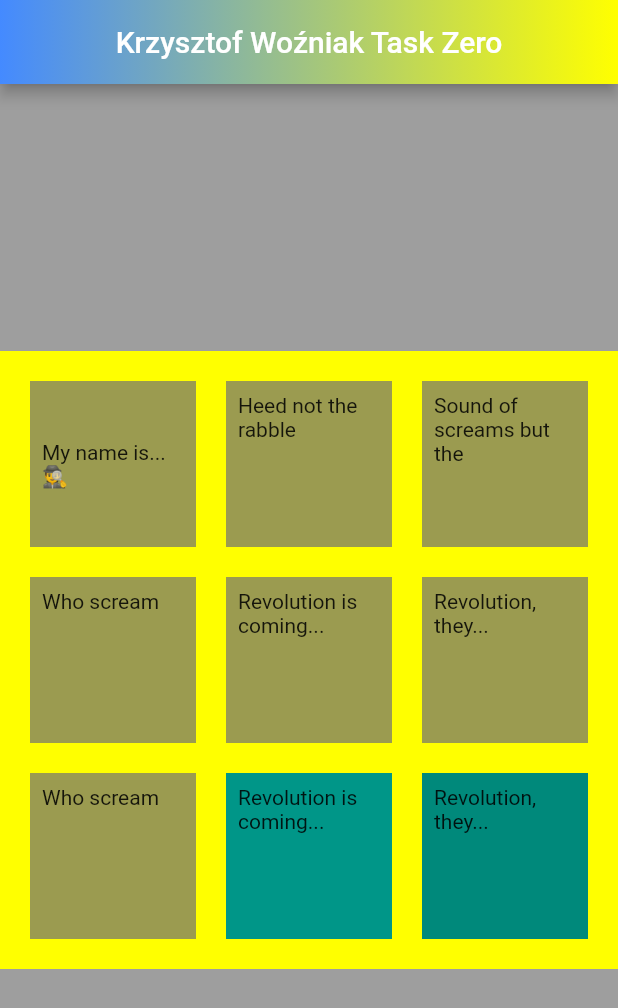
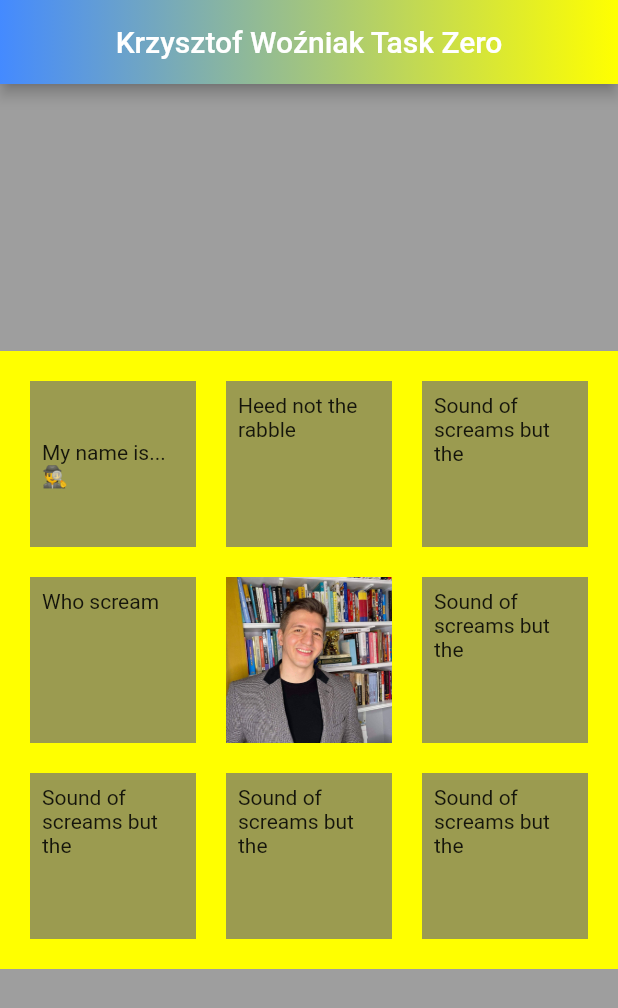
Before and after one commit to christopherwozniak/krzysztof_wozniak_flutter_academy_task_zero, a Flutter app: the screen it shows after launch, on a phone screen of 412 x 824 dp. Shown: the top 1008 px of the screen. Run offline on Flutter 3.47's test engine with Material 2 defaults, Android fonts, the phone set to English and light mode, and no system bars; our stand-ins replace new_gradient_app_bar.

```diff
--- a/lib/main.dart
+++ b/lib/main.dart
@@ -1,6 +1,7 @@
 import 'package:flutter/material.dart';
 
 import 'dart:math' as math;
+import 'package:flutter_staggered_grid_view/flutter_staggered_grid_view.dart';
 
 import 'package:new_gradient_app_bar/new_gradient_app_bar.dart';
 
@@ -91,30 +92,33 @@ class _HomePageState extends State<HomePage> {
                 child: const Text('Who scream'),
                 color: const Color(0xFF3737A0).withOpacity(0.5),
               ),
+              InkWell(
+                onTap: () {
+                  setState(() {});
+                },
+                child: const Image(
+                  image: AssetImage('images/krzysztofwozniak.jpg'),
+                ),
+              ),
               Container(
                 padding: const EdgeInsets.all(8),
-                child: const Text('Revolution is coming...'),
+                child: const Text('Sound of screams but the'),
                 color: const Color(0xFF3737A0).withOpacity(0.5),
               ),
               Container(
                 padding: const EdgeInsets.all(8),
-                child: const Text('Revolution, they...'),
+                child: const Text('Sound of screams but the'),
                 color: const Color(0xFF3737A0).withOpacity(0.5),
               ),
               Container(
                 padding: const EdgeInsets.all(8),
-                child: const Text('Who scream'),
+                child: const Text('Sound of screams but the'),
                 color: const Color(0xFF3737A0).withOpacity(0.5),
               ),
               Container(
                 padding: const EdgeInsets.all(8),
-                child: const Text('Revolution is coming...'),
-                color: Colors.teal[500],
-              ),
-              Container(
-                padding: const EdgeInsets.all(8),
-                child: const Text('Revolution, they...'),
-                color: Colors.teal[600],
+                child: const Text('Sound of screams but the'),
+                color: const Color(0xFF3737A0).withOpacity(0.5),
               ),
             ],
           ),
--- a/pubspec.yaml
+++ b/pubspec.yaml
@@ -39,6 +39,7 @@ dependencies:
   google_fonts: ^2.3.0
   flutter_staggered_grid_view: ^0.6.1
   flutter_staggered_animations: ^1.0.0
+  url_launcher: ^6.0.20
 
 
 dev_dependencies:
```
Also changed, not shown: pubspec.lock.
